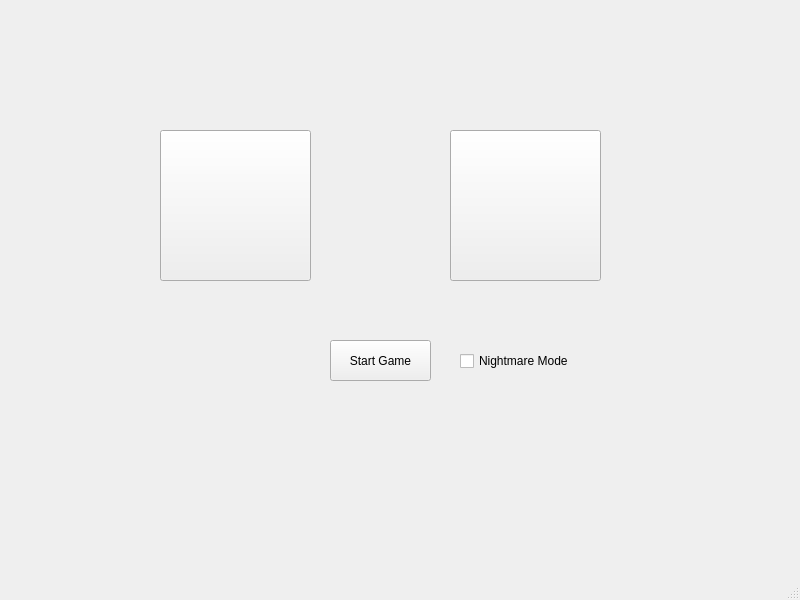
Before: the Qt Designer form mainwindow.ui in University-of-Utah-CS3505/a6-simon-game-NHHN25, drawn with Qt 5.
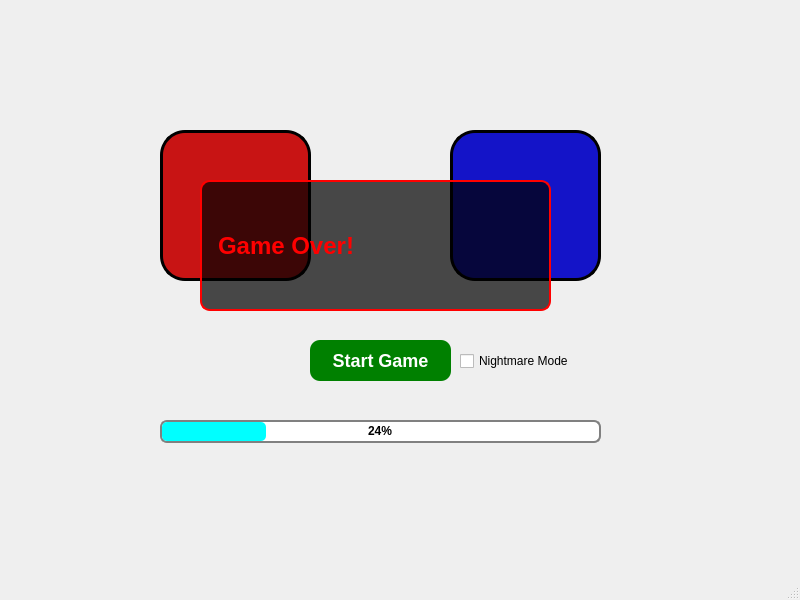
After: the same form once the commit is applied.

Commit message: Implemented additional signals to manipulate button colors and progress bar.

Patch:
```diff
--- a/mainwindow.ui
+++ b/mainwindow.ui
@@ -23,6 +23,25 @@
       <height>151</height>
      </rect>
     </property>
+    <property name="styleSheet">
+     <string notr="true">QPushButton {
+    background-color: rgb(200,20,20);
+    border: 3px solid black;
+    width: 50px;
+    height: 50px;
+    border-radius: 25px;
+    padding: 5px;
+}
+
+QPushButton:pressed {
+    background-color: red;
+}
+
+QPushButton:hover {
+    background-color: rgb(225,90,90);
+}
+</string>
+    </property>
     <property name="text">
      <string/>
     </property>
@@ -36,6 +55,25 @@
       <height>151</height>
      </rect>
     </property>
+    <property name="styleSheet">
+     <string notr="true">QPushButton {
+    background-color: rgb(20,20,200);
+    border: 3px solid black;
+    width: 50px;
+    height: 50px;
+    border-radius: 25px;
+    padding: 5px;
+}
+
+QPushButton:pressed {
+    background-color: blue;
+}
+
+QPushButton:hover {
+    background-color: rgb(90,90,225);
+}
+</string>
+    </property>
     <property name="text">
      <string/>
     </property>
@@ -43,12 +81,31 @@
    <widget class="QPushButton" name="startButton">
     <property name="geometry">
      <rect>
-      <x>330</x>
+      <x>310</x>
       <y>340</y>
-      <width>101</width>
+      <width>141</width>
       <height>41</height>
      </rect>
     </property>
+    <property name="styleSheet">
+     <string notr="true">QPushButton#startButton {
+    color: white;                      
+    background-color: green;   
+    font-size: 18px;                   
+    font-weight: bold;                 
+    border: none;                      
+    border-radius: 10px;                
+    padding: 10px 20px;                 
+    text-align: center;                
+    qproperty-alignment: 'AlignCenter'; 
+    transition: background-color 0.2s ease-in-out;
+}
+
+QPushButton#startButton:hover {
+    background-color: darkgreen; 
+}
+</string>
+    </property>
     <property name="text">
      <string>Start Game</string>
     </property>
@@ -66,6 +123,67 @@
      <string>Nightmare Mode</string>
     </property>
    </widget>
+   <widget class="QProgressBar" name="progressBar">
+    <property name="geometry">
+     <rect>
+      <x>160</x>
+      <y>420</y>
+      <width>441</width>
+      <height>23</height>
+     </rect>
+    </property>
+    <property name="styleSheet">
+     <string notr="true">QProgressBar {
+    border: 2px solid grey;
+    border-radius: 7px;
+    background: white;
+    text-align: center;      
+    font-weight: bold;             
+    color: black;                  
+}
+
+QProgressBar::chunk {
+    border-radius: 5px; 
+    background-color: cyan
+}
+
+
+QProgressBar:hover {
+    border-color: darkgray;  
+}
+</string>
+    </property>
+    <property name="value">
+     <number>24</number>
+    </property>
+   </widget>
+   <widget class="QLabel" name="gameOverLabel">
+    <property name="geometry">
+     <rect>
+      <x>200</x>
+      <y>180</y>
+      <width>351</width>
+      <height>131</height>
+     </rect>
+    </property>
+    <property name="styleSheet">
+     <string notr="true">QLabel#gameOverLabel {
+    color: red;                      /* Font color */
+    background-color: rgba(0, 0, 0, 70%); /* Semi-transparent black background */
+    font-size: 24px;                 /* Font size */
+    font-weight: bold;               /* Bold font */
+    border: 2px solid red;          /* Border around the label */
+    border-radius: 10px;            /* Rounded corners */
+    padding: 10px;                  /* Padding inside the label */
+    text-align: center;             /* Center-aligned text */
+    qproperty-alignment: 'AlignCenter'; /* Ensure the text is center-aligned */
+}
+</string>
+    </property>
+    <property name="text">
+     <string>Game Over!</string>
+    </property>
+   </widget>
   </widget>
   <widget class="QMenuBar" name="menubar">
    <property name="geometry">
```
The commit also changes 4 other files.
